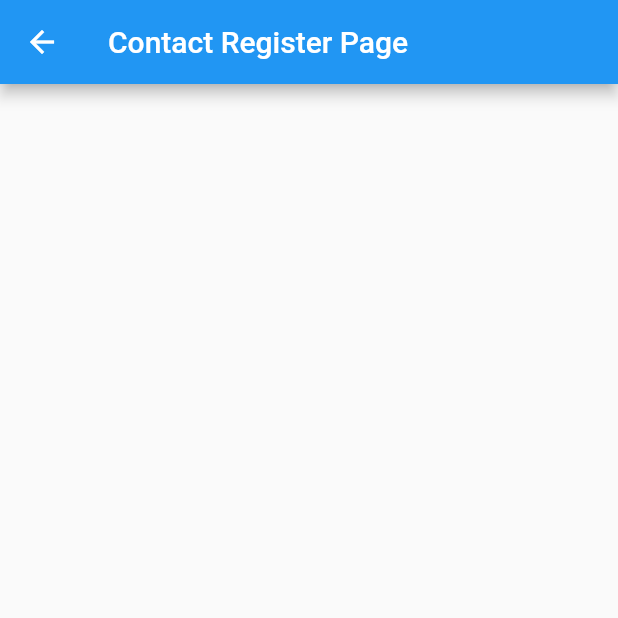
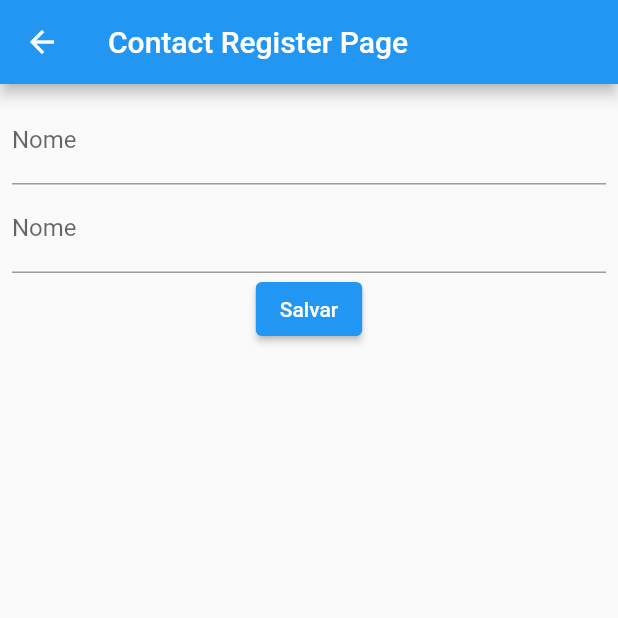
Before and after one commit to kakosergio/contact_bloc_cubit, a Flutter app: the ContactRegisterPage screen opened by its route, on a phone screen of 412 x 824 dp, the top half of it. Run offline on Flutter 3.47's test engine with Material 2 defaults, Android fonts, the phone set to English and light mode, and no system bars; our stand-ins replace bloc, dio, flutter_bloc, freezed_annotation.

Commit message:
Created register bloc to save name and email

```diff
--- a/lib/features/contacts/register/contact_register_page.dart
+++ b/lib/features/contacts/register/contact_register_page.dart
@@ -1,14 +1,60 @@
 import 'package:flutter/material.dart';
 
-class ContactRegisterPage extends StatelessWidget {
+class ContactRegisterPage extends StatefulWidget {
+  const ContactRegisterPage({super.key});
 
-  const ContactRegisterPage({ super.key });
+  @override
+  State<ContactRegisterPage> createState() => _ContactRegisterPageState();
+}
 
-   @override
-   Widget build(BuildContext context) {
-       return Scaffold(
-           appBar: AppBar(title: const Text('Contact Register Page'),),
-           body: Container(),
-       );
+class _ContactRegisterPageState extends State<ContactRegisterPage> {
+  final _formKey = GlobalKey<FormState>();
+  final _nameEC = TextEditingController();
+  final _emailEC = TextEditingController();
+
+  @override
+  void dispose() {
+    _nameEC.dispose();
+    _emailEC.dispose();
+    super.dispose();
+  }
+
+  @override
+  Widget build(BuildContext context) {
+    return Scaffold(
+      appBar: AppBar(
+        title: const Text('Contact Register Page'),
+      ),
+      body: Padding(
+        padding: const EdgeInsets.all(8.0),
+        child: Form(
+          key: _formKey,
+          child: Column(
+            children: [
+              TextFormField(
+                controller: _nameEC,
+                decoration: const InputDecoration(
+                  label: Text('Nome'),
+                ),
+                validator: (String? value) => value == null || value.isEmpty
+                    ? 'Nome é obrigatório'
+                    : null,
+              ),
+              TextFormField(
+                controller: _emailEC,
+                decoration: const InputDecoration(
+                  label: Text('Nome'),
+                ),
+                validator: (String? value) => value == null || value.isEmpty
+                    ? 'E-mail é obrigatório'
+                    : null,
+              ),
+              ElevatedButton(onPressed: () {
+              }, child: const Text('Salvar'),),
+            ],
+          ),
+        ),
+      ),
+    );
   }
 }
```
Also changed, not shown: lib/features/contacts/register/bloc/contact_register_bloc.dart (added, +19 -0 lines), lib/features/contacts/register/bloc/contact_register_event.dart (added, +7 -0 lines), lib/features/contacts/register/bloc/contact_register_state.dart (added, +7 -0 lines), lib/features/contacts/register/bloc/contact_register_bloc.freezed.dart (added).
